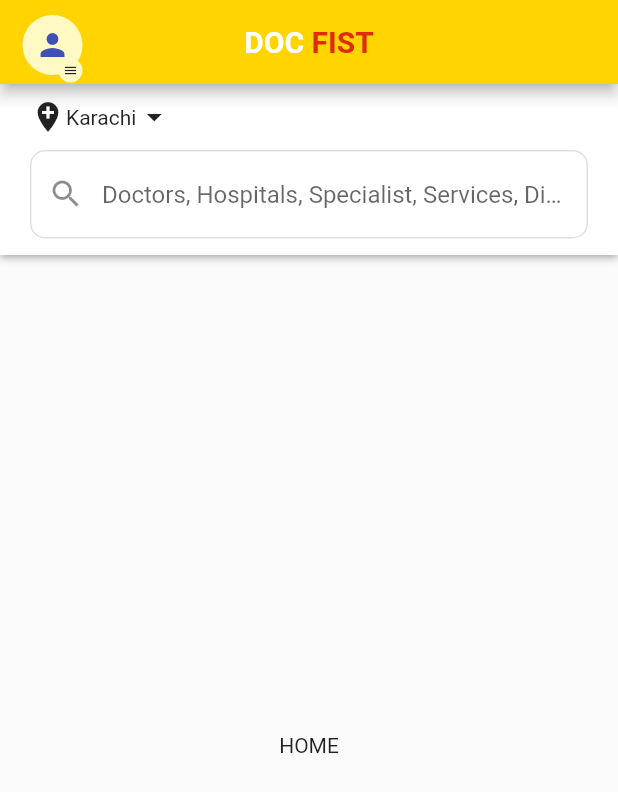
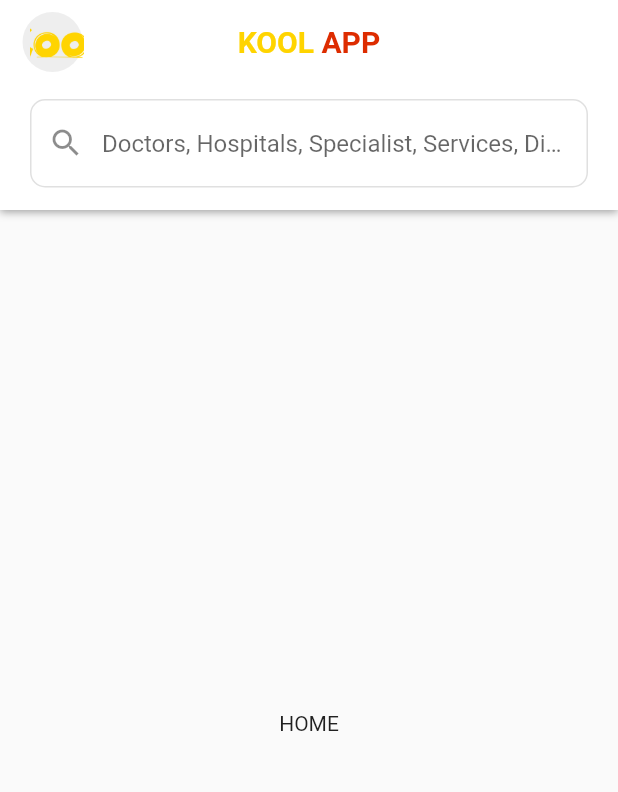
Before and after one commit to Taber1/KoolAppUI, a Flutter app: the HomeScreen screen opened directly, on a phone screen of 412 x 824 dp. Shown: the top 792 px of the screen. Run offline on Flutter 3.47's test engine with Material 2 defaults, Android fonts, the light colour scheme and no system bars; our stand-ins replace flutter_neumorphic.

Commit message:
Home Screen setup

```diff
--- a/lib/HomeScreen.dart
+++ b/lib/HomeScreen.dart
@@ -10,10 +10,10 @@ class _HomeScreenState extends State<HomeScreen> {
   Widget build(BuildContext context) {
     return Scaffold(
       appBar: PreferredSize(
-          preferredSize: Size.fromHeight(170.0),
+          preferredSize: Size.fromHeight(140.0),
           child: Container(
             decoration: BoxDecoration(
-              // borderRadius: BorderRadius.circular(5.0),
+              // borderRadius: BorderRadius.circular(50.0),
               color: Colors.white,
               boxShadow: [
                 BoxShadow(
@@ -26,8 +26,11 @@ class _HomeScreenState extends State<HomeScreen> {
             child: Column(
               children: <Widget>[
                 AppBar(
+                  elevation: 0,
                   centerTitle: true,
                   automaticallyImplyLeading: false,
+                  backgroundColor: Colors.white,
+                  // backgroundColor: Color(0xffffd400),
                   title: RichText(
                     text: TextSpan(
                       style: TextStyle(
@@ -36,81 +39,44 @@ class _HomeScreenState extends State<HomeScreen> {
                       ),
                       children: <TextSpan>[
                         TextSpan(
-                            text: 'DOC ',
+                            text: 'KOOL',
                             style: TextStyle(
-                                color: Colors.white,
+                                color: Color(0xffffd400),
                                 fontWeight: FontWeight.bold)),
                         TextSpan(
-                            text: 'FIST',
+                            text: ' APP',
                             style: TextStyle(
                                 color: Colors.deepOrangeAccent[700],
                                 fontWeight: FontWeight.bold)),
                       ],
                     ),
                   ),
-                  leading: Stack(
-                      alignment: Alignment.bottomRight,
-                      children: <Widget>[
-                        Positioned(
-                          bottom: 6,
-                          right: 1,
-                          child: CircleAvatar(
-                              child: IconButton(
-                            icon: Icon(Icons.person),
-                            color: Colors.indigo,
-                            onPressed: () {
-                              // _scaffoldKey.currentState.openDrawer();
-                            },
-                          )),
-                        ),
-                        Positioned(
-                          bottom: 1,
-                          right: 1,
-                          child: CircleAvatar(
-                              radius: 8,
-                              child: Icon(
-                                Icons.menu,
-                                size: 10,
-                              )),
-                        ),
-                      ]),
-                  backgroundColor: Color(0xffffd400),
+                  leading: Padding(
+                    padding: EdgeInsets.only(left: 15.0),
+                    child: Stack(
+                        alignment: Alignment.centerLeft,
+                        children: <Widget>[
+                          CircleAvatar(
+                            backgroundColor: Colors.grey[200],
+                            radius: 20,
+                          ),
+                          Padding(
+                            padding: const EdgeInsets.only(left: 5),
+                            child: Image.asset(
+                              'assets/images/logo-kool-Jaune-png.png',
+                              width: 100,
+                              height: 100,
+                              fit: BoxFit.fitHeight,
+                            ),
+                          )
+                        ]),
+                  ),
                 ),
                 Padding(
                   padding: EdgeInsets.only(top: 10, left: 20, right: 20),
                   child: Column(
                       crossAxisAlignment: CrossAxisAlignment.start,
                       children: <Widget>[
-                        Row(
-                          children: <Widget>[
-                            InkWell(
-                                onTap: () {
-                                  // Navigator.push(
-                                  //     context,
-                                  //     MaterialPageRoute(
-                                  //         builder: (context) => location()));
-                                },
-                                child: Icon(Icons.add_location)),
-                            SizedBox(width: 0),
-                            InkWell(
-                                onTap: () {
-                                  // Navigator.push(
-                                  //     context,
-                                  //     MaterialPageRoute(
-                                  //         builder: (context) => location()));
-                                },
-                                child: Text("Karachi")),
-                            InkWell(
-                                onTap: () {
-                                  // Navigator.push(
-                                  //     context,
-                                  //     MaterialPageRoute(
-                                  //         builder: (context) => location()));
-                                },
-                                child: Icon(Icons.arrow_drop_down))
-                          ],
-                        ),
-                        SizedBox(height: 10),
                         TextFormField(
                             onTap: () {
                               // Navigator.push(
```
